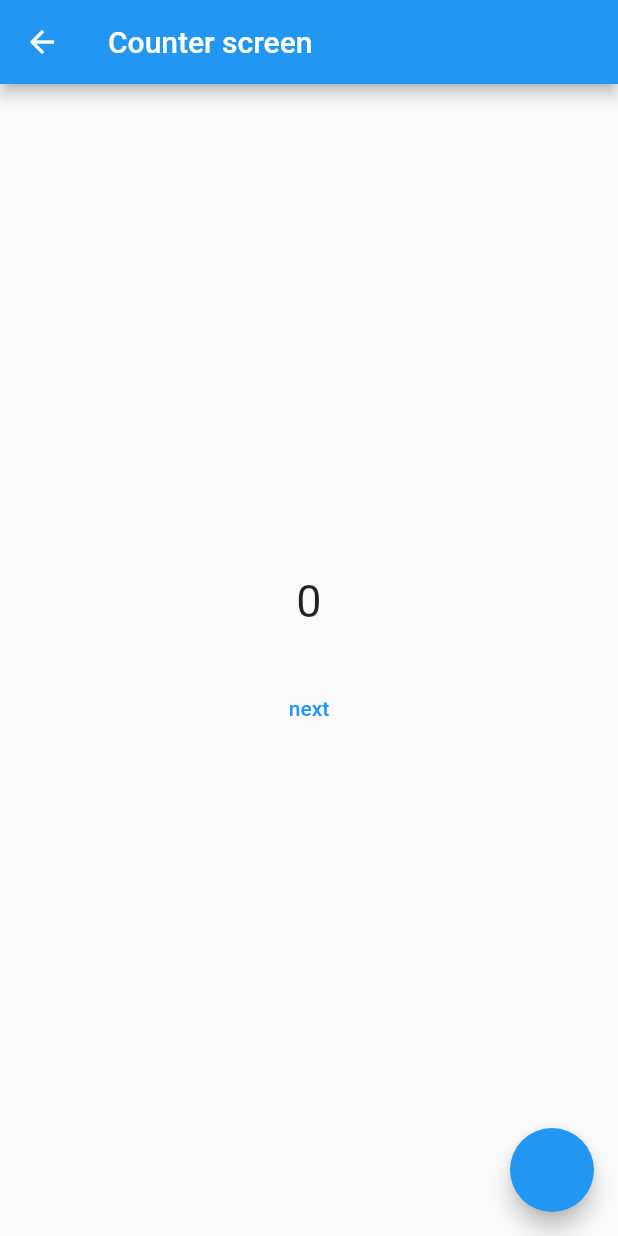
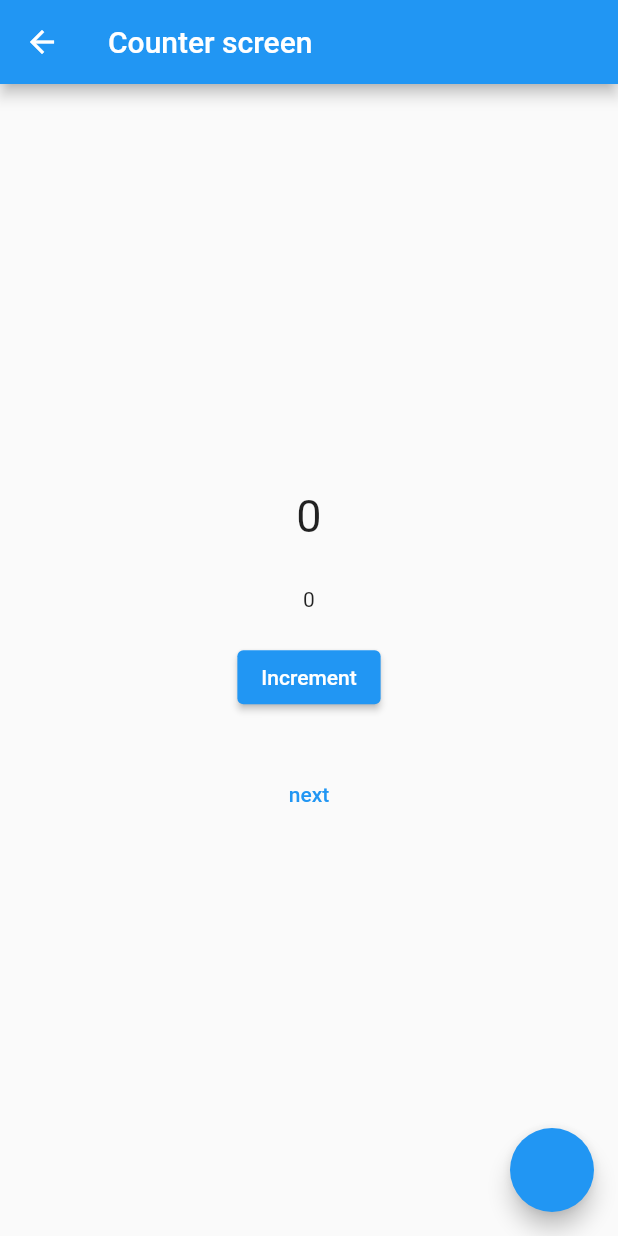
Before and after one commit to nashvak/getx_tutorial, a Flutter app: the StateOne screen opened directly, on a phone screen of 412 x 824 dp. Run offline on Flutter 3.47's test engine with Material 2 defaults, Android fonts, the phone set to English and light mode, and no system bars; our stand-ins replace get.

Commit message:
using getbuilder

```diff
--- a/lib/state_management/controller/counter_controller.dart
+++ b/lib/state_management/controller/counter_controller.dart
@@ -6,3 +6,11 @@ class CounterController extends GetxController {
     counter.value++;
   }
 }
+
+class GetbuilderController extends GetxController {
+  var count = 0;
+  void increment() {
+    count++;
+    update(); // update the count variable on the ui
+  }
+}
--- a/lib/state_management/screens/state1.dart
+++ b/lib/state_management/screens/state1.dart
@@ -55,7 +55,7 @@ class StateOne extends StatelessWidget {
   Widget build(BuildContext context) {
     return Scaffold(
       appBar: AppBar(
-        title: Text('Counter screen'),
+        title: const Text('Counter screen'),
       ),
       body: Column(
         mainAxisAlignment: MainAxisAlignment.center,
@@ -67,11 +67,15 @@ class StateOne extends StatelessWidget {
                 return Center(
                   child: Text(
                     controller.counter.toString(),
-                    style: TextStyle(fontSize: 30),
+                    style: const TextStyle(fontSize: 30),
                   ),
                 );
               }),
-          SizedBox(
+          const SizedBox(
+            height: 30,
+          ),
+          const GetbuilderCounter(),
+          const SizedBox(
             height: 30,
           ),
           TextButton(
@@ -80,7 +84,7 @@ class StateOne extends StatelessWidget {
                   StateSecond(),
                 );
               },
-              child: Text('next')),
+              child: const Text('next')),
         ],
       ),
       floatingActionButton: FloatingActionButton(onPressed: () {
@@ -90,6 +94,29 @@ class StateOne extends StatelessWidget {
   }
 }
 
+//   U S I N G   G E T B U I L D E R
 
+class GetbuilderCounter extends StatelessWidget {
+  const GetbuilderCounter({super.key});
 
-//   U S I N G   G E T B U I L D E R
+  @override
+  Widget build(BuildContext context) {
+    return Column(
+      children: [
+        GetBuilder<GetbuilderController>(
+            init: GetbuilderController(),
+            builder: (contol) {
+              return Text(contol.count.toString());
+            }),
+        const SizedBox(
+          height: 20,
+        ),
+        ElevatedButton(
+            onPressed: () {
+              Get.find<GetbuilderController>().increment();
+            },
+            child: const Text('Increment'))
+      ],
+    );
+  }
+}
```
